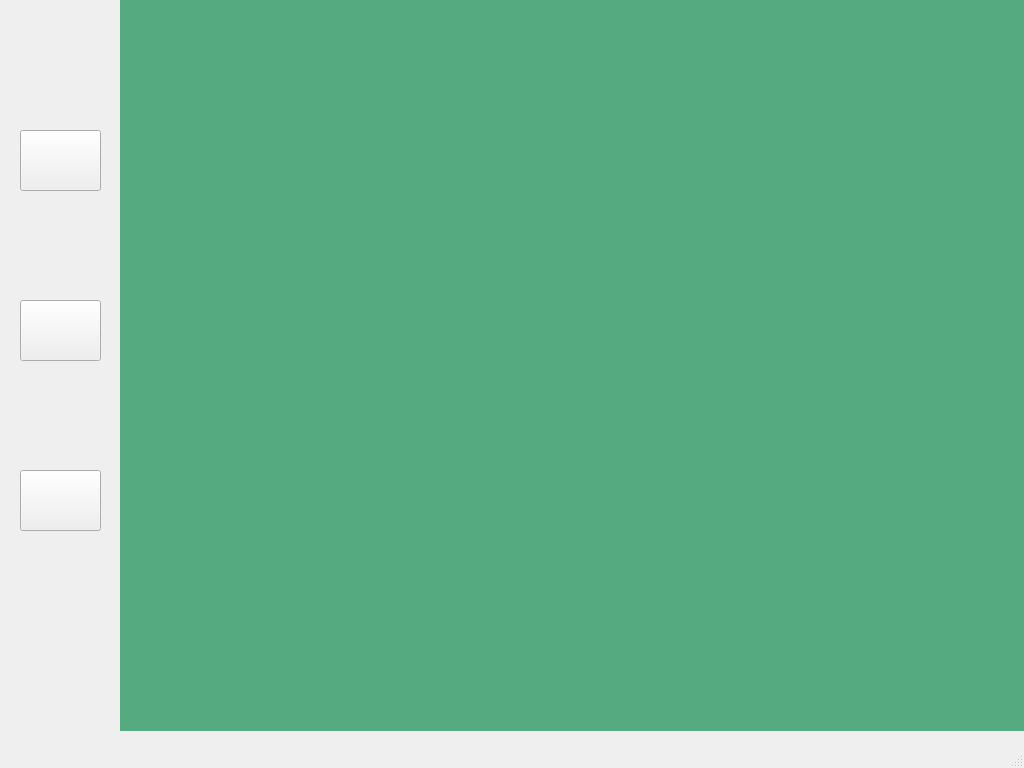
Before: the Qt Designer form ui/mainwindow.ui in NormalHumanUserName/python-app, drawn with Qt 5.
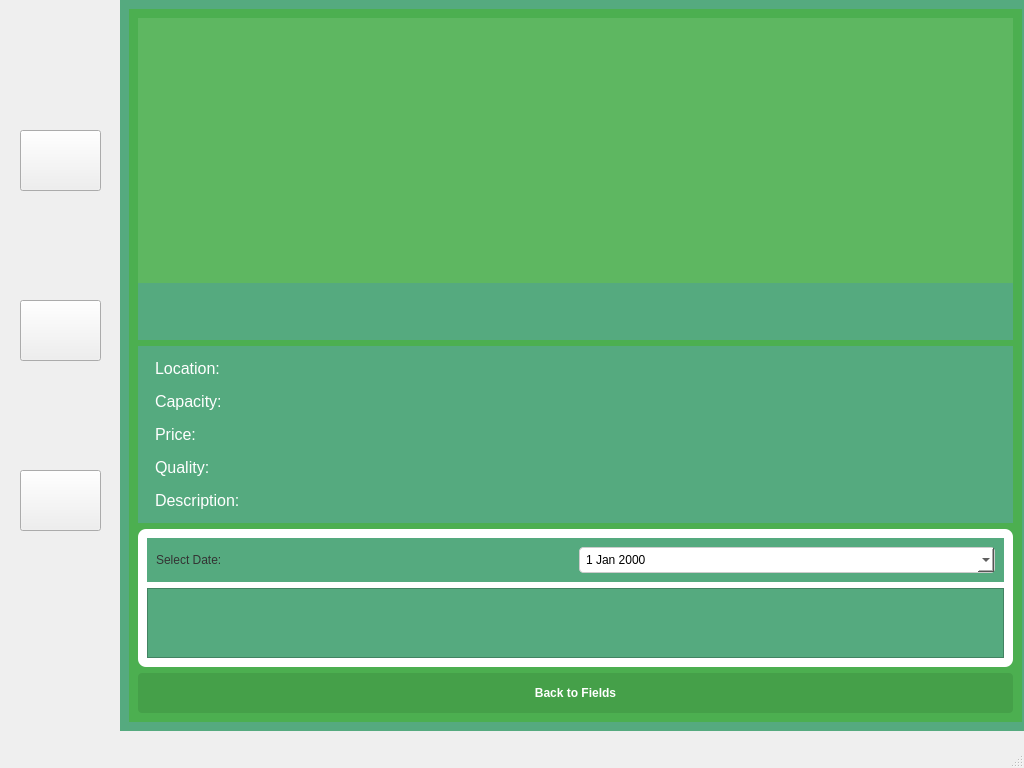
After: the same form once the commit is applied. The open tabs and pages were chosen to show the change. Icons and pictures are not drawn.

What changed in the file:
```diff
--- a/ui/mainwindow.ui
+++ b/ui/mainwindow.ui
@@ -716,7 +716,285 @@
       </property>
      </widget>
     </widget>
-    <widget class="QWidget" name="page_5"/>
+    <widget class="QWidget" name="page_5">
+     <layout class="QVBoxLayout" name="verticalLayout_5">
+      <item>
+       <widget class="QWidget" name="detail_widget" native="true">
+        <property name="styleSheet">
+         <string notr="true">QWidget#detail_widget {
+    background-color: #4CAF50;
+    color: white;
+    padding: 20px;
+}
+QLabel {
+    color: white;
+}
+QPushButton {
+    background-color: #45a049;
+    color: white;
+    border: none;
+    border-radius: 4px;
+    padding: 8px;
+    font-weight: bold;
+}
+QPushButton:hover {
+    background-color: #357a38;
+}
+QDateEdit {
+    background-color: white;
+    color: black;
+    border: none;
+    border-radius: 4px;
+    padding: 4px;
+}</string>
+        </property>
+        <layout class="QVBoxLayout" name="verticalLayout_6">
+         <item>
+          <widget class="QLabel" name="field_image">
+           <property name="minimumSize">
+            <size>
+             <width>0</width>
+             <height>300</height>
+            </size>
+           </property>
+           <property name="styleSheet">
+            <string notr="true">background-color: rgba(255, 255, 255, 0.1);
+color: white;</string>
+           </property>
+           <property name="alignment">
+            <set>Qt::AlignCenter</set>
+           </property>
+          </widget>
+         </item>
+         <item>
+          <widget class="QLabel" name="field_name">
+           <property name="font">
+            <font>
+             <pointsize>24</pointsize>
+             <bold>true</bold>
+            </font>
+           </property>
+           <property name="styleSheet">
+            <string notr="true">color: white;
+padding: 10px 0;</string>
+           </property>
+          </widget>
+         </item>
+         <item>
+          <widget class="QWidget" name="details_widget" native="true">
+           <property name="styleSheet">
+            <string notr="true">QLabel {
+    color: white;
+    padding: 4px;
+    font-size: 16px;
+}
+QLabel[labelType=&quot;title&quot;] {
+    color: rgba(255, 255, 255, 0.9);
+    font-weight: bold;
+    font-size: 16px;
+}
+QLabel[labelType=&quot;value&quot;] {
+    color: white;
+    font-size: 16px;
+    padding-left: 8px;
+}</string>
+           </property>
+           <layout class="QGridLayout" name="details_layout">
+            <item row="0" column="0">
+             <widget class="QLabel" name="location_label">
+              <property name="text">
+               <string>Location:</string>
+              </property>
+              <property name="alignment">
+               <set>Qt::AlignLeft|Qt::AlignVCenter</set>
+              </property>
+              <property name="labelType" stdset="0">
+               <string>title</string>
+              </property>
+             </widget>
+            </item>
+            <item row="1" column="0">
+             <widget class="QLabel" name="capacity_label">
+              <property name="text">
+               <string>Capacity:</string>
+              </property>
+              <property name="alignment">
+               <set>Qt::AlignLeft|Qt::AlignVCenter</set>
+              </property>
+              <property name="labelType" stdset="0">
+               <string>title</string>
+              </property>
+             </widget>
+            </item>
+            <item row="2" column="0">
+             <widget class="QLabel" name="price_label">
+              <property name="text">
+               <string>Price:</string>
+              </property>
+              <property name="alignment">
+               <set>Qt::AlignLeft|Qt::AlignVCenter</set>
+              </property>
+              <property name="labelType" stdset="0">
+               <string>title</string>
+              </property>
+             </widget>
+            </item>
+            <item row="3" column="0">
+             <widget class="QLabel" name="quality_label">
+              <property name="text">
+               <string>Quality:</string>
+              </property>
+              <property name="alignment">
+               <set>Qt::AlignLeft|Qt::AlignVCenter</set>
+              </property>
+              <property name="labelType" stdset="0">
+               <string>title</string>
+              </property>
+             </widget>
+            </item>
+            <item row="4" column="0">
+             <widget class="QLabel" name="description_label">
+              <property name="text">
+               <string>Description:</string>
+              </property>
+              <property name="alignment">
+               <set>Qt::AlignLeft|Qt::AlignVCenter</set>
+              </property>
+              <property name="labelType" stdset="0">
+               <string>title</string>
+              </property>
+             </widget>
+            </item>
+            <item row="0" column="1">
+             <widget class="QLabel" name="location_value">
+              <property name="labelType" stdset="0">
+               <string>value</string>
+              </property>
+             </widget>
+            </item>
+            <item row="1" column="1">
+             <widget class="QLabel" name="capacity_value">
+              <property name="labelType" stdset="0">
+               <string>value</string>
+              </property>
+             </widget>
+            </item>
+            <item row="2" column="1">
+             <widget class="QLabel" name="price_value">
+              <property name="labelType" stdset="0">
+               <string>value</string>
+              </property>
+             </widget>
+            </item>
+            <item row="3" column="1">
+             <widget class="QLabel" name="quality_value">
+              <property name="labelType" stdset="0">
+               <string>value</string>
+              </property>
+             </widget>
+            </item>
+            <item row="4" column="1">
+             <widget class="QLabel" name="description_value">
+              <property name="labelType" stdset="0">
+               <string>value</string>
+              </property>
+             </widget>
+            </item>
+           </layout>
+          </widget>
+         </item>
+         <item>
+          <widget class="QWidget" name="schedule_widget" native="true">
+           <property name="styleSheet">
+            <string notr="true">QWidget#schedule_widget {
+    background-color: white;
+    border-radius: 8px;
+    padding: 10px;
+}
+QLabel {
+    color: #333333;
+}
+QDateEdit {
+    background-color: white;
+    color: black;
+    border: 1px solid #cccccc;
+    border-radius: 4px;
+    padding: 4px;
+}</string>
+           </property>
+           <layout class="QVBoxLayout" name="verticalLayout_7">
+            <item>
+             <widget class="QWidget" name="date_widget" native="true">
+              <layout class="QHBoxLayout" name="horizontalLayout_2">
+               <item>
+                <widget class="QLabel" name="date_label">
+                 <property name="text">
+                  <string>Select Date:</string>
+                 </property>
+                </widget>
+               </item>
+               <item>
+                <widget class="QDateEdit" name="date_picker">
+                 <property name="calendarPopup">
+                  <bool>true</bool>
+                 </property>
+                </widget>
+               </item>
+              </layout>
+             </widget>
+            </item>
+            <item>
+             <widget class="QScrollArea" name="schedule_scroll">
+              <property name="widgetResizable">
+               <bool>true</bool>
+              </property>
+              <widget class="QWidget" name="schedule_content">
+               <property name="geometry">
+                <rect>
+                 <x>0</x>
+                 <y>0</y>
+                 <width>778</width>
+                 <height>200</height>
+                </rect>
+               </property>
+               <layout class="QVBoxLayout" name="schedule_layout"/>
+              </widget>
+             </widget>
+            </item>
+           </layout>
+          </widget>
+         </item>
+         <item>
+          <widget class="QPushButton" name="back_button">
+           <property name="minimumSize">
+            <size>
+             <width>0</width>
+             <height>40</height>
+            </size>
+           </property>
+           <property name="styleSheet">
+            <string notr="true">QPushButton {
+    background-color: #45a049;
+    color: white;
+    border: none;
+    border-radius: 4px;
+    padding: 10px;
+    font-weight: bold;
+}
+QPushButton:hover {
+    background-color: #357a38;
+}</string>
+           </property>
+           <property name="text">
+            <string>Back to Fields</string>
+           </property>
+          </widget>
+         </item>
+        </layout>
+       </widget>
+      </item>
+     </layout>
+    </widget>
    </widget>
    <widget class="QPushButton" name="nav_home_btn">
     <property name="geometry">
```
Left out of the diff: 2 changed lines with no effect on the pictures.
